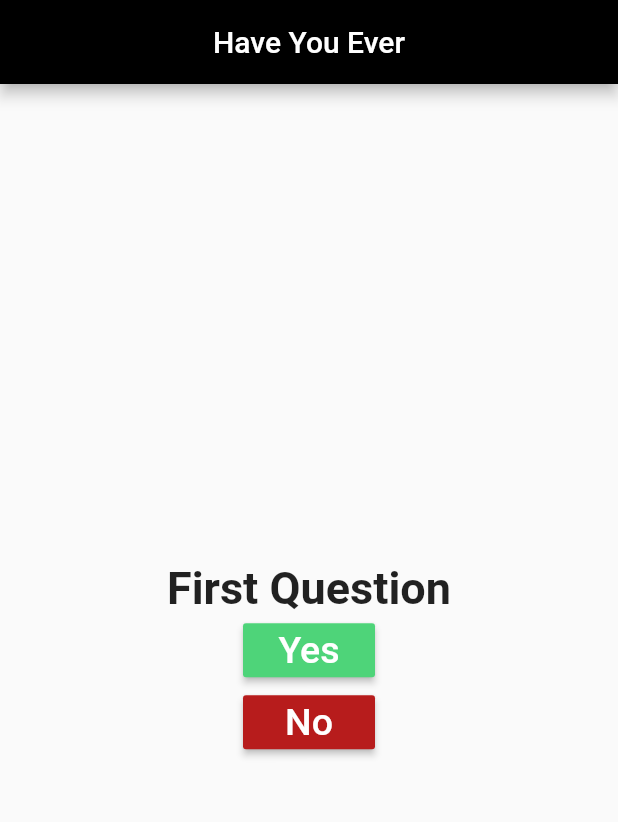
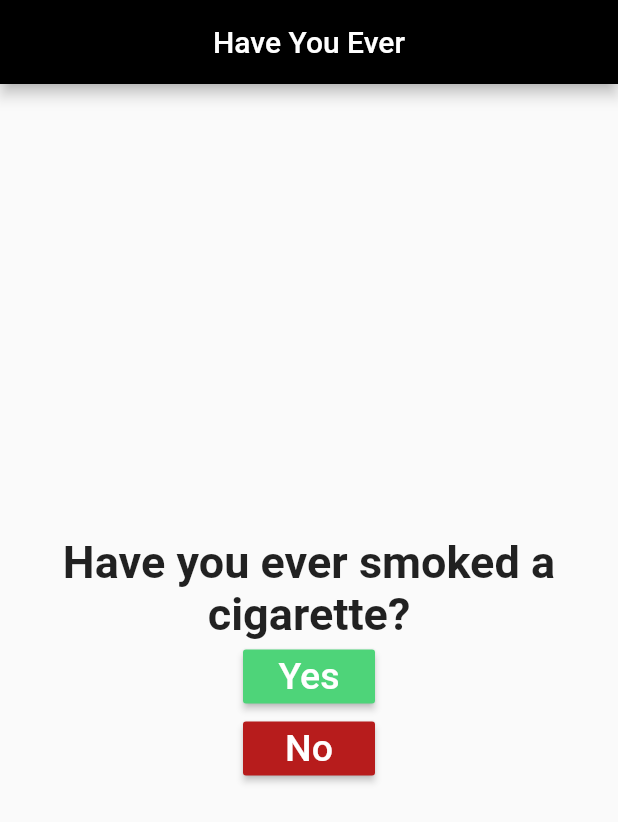
Before and after one commit to Flutter-Course/Online, a Flutter app: the screen it shows after launch, after a tap on "Yes", on a phone screen of 412 x 824 dp. Shown: the top 822 px of the screen. Run offline on Flutter 3.47's test engine with Material 2 defaults, Android fonts, the phone set to English and light mode, and no system bars.

Commit message:
finished first app

```diff
--- /dev/null
+++ b/have_you_ever/lib/home_screen.dart
@@ -0,0 +1,96 @@
+import 'package:flutter/material.dart';
+
+class HomeScreen extends StatefulWidget {
+  @override
+  _HomeScreenState createState() => _HomeScreenState();
+}
+
+class _HomeScreenState extends State<HomeScreen> {
+  var textStyle = TextStyle(color: Colors.white, fontSize: 25);
+  List<String> questions = [
+    'Have you ever wrote a letter?',
+    'Have you ever smoked a cigarette?',
+    'Have you ever been hit on by someone who was too old?',
+    'Have you ever been on the radio or on television?',
+    'Have you ever stayed awake for an entire night?',
+    'Have you ever broken something, like a window, and ran away?',
+    'Have you ever won a contest and received a prize?',
+    'Have you ever met a famous person or a celebrity?',
+  ];
+  var yesCounter = 0, questionIndex = 0;
+
+  void sayNo() {
+    setState(() {
+      questionIndex++;
+    });
+  }
+
+  @override
+  Widget build(BuildContext context) {
+    return Scaffold(
+      appBar: AppBar(
+        centerTitle: true,
+        backgroundColor: Colors.black,
+        title: Text('Have You Ever'),
+      ),
+      body: Center(
+        child: (questionIndex < 5)
+            ? Column(
+                mainAxisAlignment: MainAxisAlignment.center,
+                children: [
+                  Text(
+                    questions[questionIndex],
+                    textAlign: TextAlign.center,
+                    style: TextStyle(
+                      fontSize: 30,
+                      fontWeight: FontWeight.bold,
+                    ),
+                  ),
+                  RaisedButton(
+                    child: Text(
+                      'Yes',
+                      style: textStyle,
+                    ),
+                    color: Color.fromRGBO(78, 212, 121, 1),
+                    onPressed: () {
+                      setState(() {
+                        yesCounter++;
+                        questionIndex++;
+                      });
+                    },
+                  ),
+                  RaisedButton(
+                    child: Text(
+                      'No',
+                      style: textStyle,
+                    ),
+                    color: Colors.red[900],
+                    onPressed: sayNo,
+                  ),
+                ],
+              )
+            : Column(
+                children: [
+                  // (yesCounter < 3)
+                  //     ? Image.asset('assets/images/winner.png')
+                  //     : Image.asset('assets/images/loser.png'),
+
+                  Image.asset(
+                    'assets/images/${(yesCounter < 3 ? 'winner' : 'loser')}.png',
+                  ),
+                  RaisedButton(
+                    child: Text('Play Again'),
+                    onPressed: () {
+                      setState(() {
+                        questions.shuffle();
+                        questionIndex = 0;
+                        yesCounter = 0;
+                      });
+                    },
+                  )
+                ],
+              ),
+      ),
+    );
+  }
+}
--- a/have_you_ever/lib/main.dart
+++ b/have_you_ever/lib/main.dart
@@ -1,52 +1,15 @@
 import 'package:flutter/material.dart';
+import 'package:have_you_ever/home_screen.dart';
 
-void sayNo() {
-  print('No');
+void main() {
+  runApp(MyApp());
 }
 
-void main() {
-  var textStyle = TextStyle(color: Colors.white, fontSize: 25);
-  runApp(
-    MaterialApp(
-      home: Scaffold(
-        appBar: AppBar(
-          centerTitle: true,
-          backgroundColor: Colors.black,
-          title: Text('Have You Ever'),
-        ),
-        body: Center(
-          child: Column(
-            mainAxisAlignment: MainAxisAlignment.center,
-            children: [
-              Text(
-                'First Question',
-                style: TextStyle(
-                  fontSize: 30,
-                  fontWeight: FontWeight.bold,
-                ),
-              ),
-              RaisedButton(
-                child: Text(
-                  'Yes',
-                  style: textStyle,
-                ),
-                color: Color.fromRGBO(78, 212, 121, 1),
-                onPressed: () {
-                  print('Yes');
-                },
-              ),
-              RaisedButton(
-                child: Text(
-                  'No',
-                  style: textStyle,
-                ),
-                color: Colors.red[900],
-                onPressed: sayNo,
-              ),
-            ],
-          ),
-        ),
-      ),
-    ),
-  );
+class MyApp extends StatelessWidget {
+  @override
+  Widget build(BuildContext context) {
+    return MaterialApp(
+      home: HomeScreen(),
+    );
+  }
 }
```
Also changed, not shown: have_you_ever/pubspec.yaml (+4 -9 lines), have_you_ever/assets/images/loser.png (added), have_you_ever/assets/images/winner.png (added).
